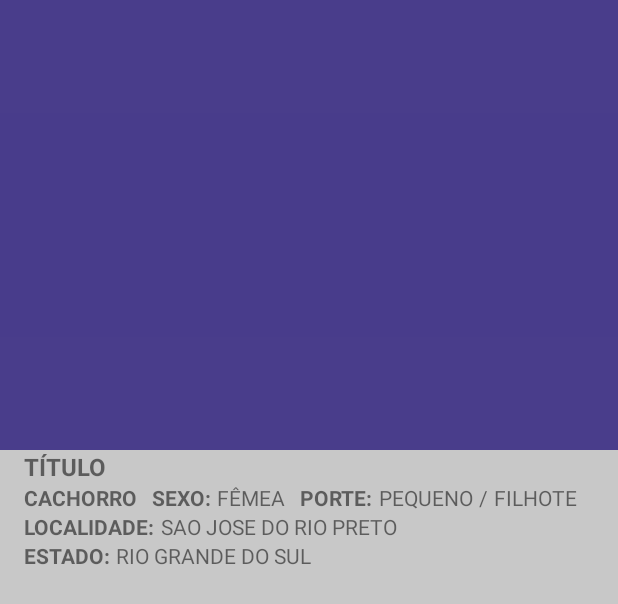
After one commit to evandrordacunha/4patasApp, an Android app: the layout item_anuncio.xml on its own in the app's theme, with its tools: preview values and no code run, on a phone screen of 412 x 824 dp. The commit adds this screen. Shown: the top 604 px of the screen. Run offline under Robolectric (Android 15) with nearby library versions, the phone set to English and light mode, and no system bars.

Commit message:
V 1.5 - INSERINDO DADOS DE CIDADE E ESTADO NO FIREBASE AO CRIAR ANÚNCIO

```diff
--- a/app/src/main/java/com/example/a4patasapp/LoginActivity.java
+++ b/app/src/main/java/com/example/a4patasapp/LoginActivity.java
@@ -62,6 +62,7 @@ public class LoginActivity extends AppCompatActivity {
         btLogin.setOnClickListener(new View.OnClickListener() {
             @Override
             public void onClick(View v) {
+
 
                 // PEGANDO O QUE FOI INFORMADO NOS CAMPOS E-MAIL, SENHA
                 emailInformado = mEditEmail.getText().toString();
--- /dev/null
+++ b/app/src/main/res/layout/item_anuncio.xml
@@ -0,0 +1,143 @@
+<?xml version="1.0" encoding="utf-8"?>
+<androidx.constraintlayout.widget.ConstraintLayout
+    xmlns:android="http://schemas.android.com/apk/res/android"
+    xmlns:app="http://schemas.android.com/apk/res-auto"
+    xmlns:tools="http://schemas.android.com/tools"
+    android:layout_width="match_parent"
+    android:background="@color/cardview_shadow_start_color"
+    android:layout_height="match_parent">
+
+    <ImageView
+        android:id="@+id/image_item"
+        android:layout_width="0dp"
+        android:layout_height="300dp"
+        app:layout_constraintEnd_toEndOf="parent"
+        app:layout_constraintHorizontal_bias="0.0"
+        app:layout_constraintStart_toStartOf="parent"
+        app:layout_constraintTop_toTopOf="parent"
+        app:srcCompat="@drawable/background_gradient" />
+
+    <TextView
+        android:id="@+id/lb_titulo_item"
+        android:layout_marginStart="16dp"
+        android:layout_width="0dp"
+        android:layout_height="wrap_content"
+        android:text="TÍTULO"
+        android:textStyle="bold"
+        android:textSize="16sp"
+        app:layout_constraintEnd_toEndOf="parent"
+        app:layout_constraintStart_toStartOf="parent"
+        app:layout_constraintTop_toBottomOf="@+id/image_item" />
+
+    <TextView
+        android:id="@+id/resp_tipo_item"
+        android:layout_width="0dp"
+        android:layout_height="wrap_content"
+        android:layout_marginStart="16dp"
+        android:text="CACHORRO"
+        android:textStyle="bold"
+        app:layout_constraintStart_toStartOf="parent"
+        app:layout_constraintTop_toBottomOf="@+id/lb_titulo_item" />
+
+    <TextView
+        android:id="@+id/lb_sexo_item"
+        android:layout_width="wrap_content"
+        android:layout_height="wrap_content"
+        android:layout_marginStart="10dp"
+        android:text="SEXO:"
+        android:textStyle="bold"
+        app:layout_constraintStart_toEndOf="@+id/resp_tipo_item"
+        app:layout_constraintTop_toBottomOf="@+id/lb_titulo_item" />
+
+    <TextView
+        android:id="@+id/resp_sexo_item"
+        android:layout_width="0dp"
+        android:layout_height="wrap_content"
+        android:layout_marginStart="4dp"
+        android:text="FÊMEA"
+        app:layout_constraintStart_toEndOf="@+id/lb_sexo_item"
+        app:layout_constraintTop_toBottomOf="@+id/lb_titulo_item" />
+
+    <TextView
+        android:id="@+id/lb_porte_item"
+        android:layout_width="wrap_content"
+        android:layout_height="wrap_content"
+        android:layout_marginStart="10dp"
+        android:text="PORTE:"
+        android:textStyle="bold"
+        app:layout_constraintStart_toEndOf="@+id/resp_sexo_item"
+        app:layout_constraintTop_toBottomOf="@+id/lb_titulo_item" />
+
+    <TextView
+        android:id="@+id/resp_porte_item"
+        android:layout_width="0dp"
+        android:layout_height="wrap_content"
+        android:text="PEQUENO"
+        android:layout_marginStart="4dp"
+        app:layout_constraintStart_toEndOf="@+id/lb_porte_item"
+        app:layout_constraintTop_toBottomOf="@+id/lb_titulo_item" />
+
+    <TextView
+        android:id="@+id/separador"
+        android:layout_width="0dp"
+        android:layout_height="wrap_content"
+        android:layout_marginEnd="64dp"
+        android:layout_marginStart="4dp"
+        android:text="/"
+        app:layout_constraintStart_toEndOf="@+id/resp_porte_item"
+        app:layout_constraintTop_toBottomOf="@+id/lb_titulo_item" />
+
+    <TextView
+        android:id="@+id/resp_idade_item"
+        android:layout_width="0dp"
+        android:layout_marginStart="4dp"
+        android:layout_height="wrap_content"
+        android:text="FILHOTE"
+
+        app:layout_constraintEnd_toEndOf="parent"
+        app:layout_constraintStart_toEndOf="@+id/separador"
+        app:layout_constraintTop_toBottomOf="@+id/lb_titulo_item" />
+
+    <TextView
+        android:id="@+id/lb_cidade_item"
+        android:layout_width="wrap_content"
+        android:layout_height="wrap_content"
+        android:layout_marginStart="16dp"
+        android:text="LOCALIDADE:"
+        android:textStyle="bold"
+        app:layout_constraintStart_toStartOf="parent"
+        app:layout_constraintTop_toBottomOf="@+id/resp_tipo_item" />
+
+    <TextView
+        android:id="@+id/resp_cidade_item"
+        android:layout_width="0dp"
+        android:layout_height="wrap_content"
+        android:layout_marginStart="4dp"
+        android:text="SAO JOSE DO RIO PRETO"
+        app:layout_constraintEnd_toEndOf="parent"
+        app:layout_constraintHorizontal_bias="0.0"
+        app:layout_constraintStart_toEndOf="@+id/lb_cidade_item"
+        app:layout_constraintTop_toBottomOf="@+id/resp_sexo_item" />
+
+    <TextView
+        android:id="@+id/lb_estado_item"
+        android:layout_width="wrap_content"
+        android:layout_height="wrap_content"
+        android:layout_marginStart="16dp"
+        android:text="ESTADO:"
+        android:textStyle="bold"
+        app:layout_constraintStart_toStartOf="parent"
+        app:layout_constraintTop_toBottomOf="@+id/lb_cidade_item" />
+
+    <TextView
+        android:id="@+id/resp_estado_item"
+        android:layout_width="0dp"
+        android:layout_height="wrap_content"
+        android:layout_marginStart="4dp"
+        android:text="RIO GRANDE DO SUL"
+        app:layout_constraintEnd_toEndOf="parent"
+        app:layout_constraintHorizontal_bias="0.0"
+        app:layout_constraintStart_toEndOf="@+id/lb_estado_item"
+        app:layout_constraintTop_toBottomOf="@+id/resp_cidade_item" />
+
+</androidx.constraintlayout.widget.ConstraintLayout>
```
Also changed, not shown: app/src/main/java/com/example/a4patasapp/AnunciarActivity.java (+93 -20 lines), app/src/main/java/com/example/a4patasapp/MainActivity.java (+10 -9 lines), app/src/main/java/com/example/a4patasapp/model/Anuncio.java (+32 -3 lines), app/src/main/java/com/example/a4patasapp/util/CategoryTask.java (deleted, +0 -25 lines), app/src/main/res/drawable/placeholder_bg.xml (added, +8 -0 lines).
